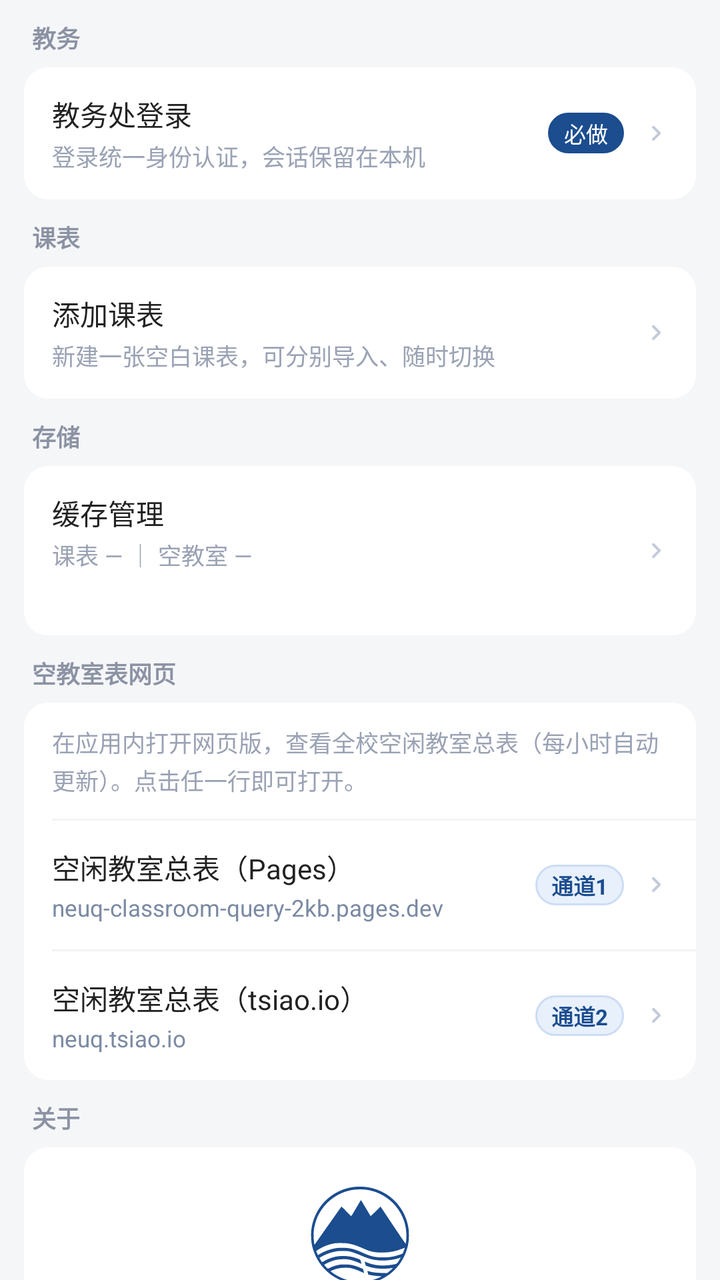
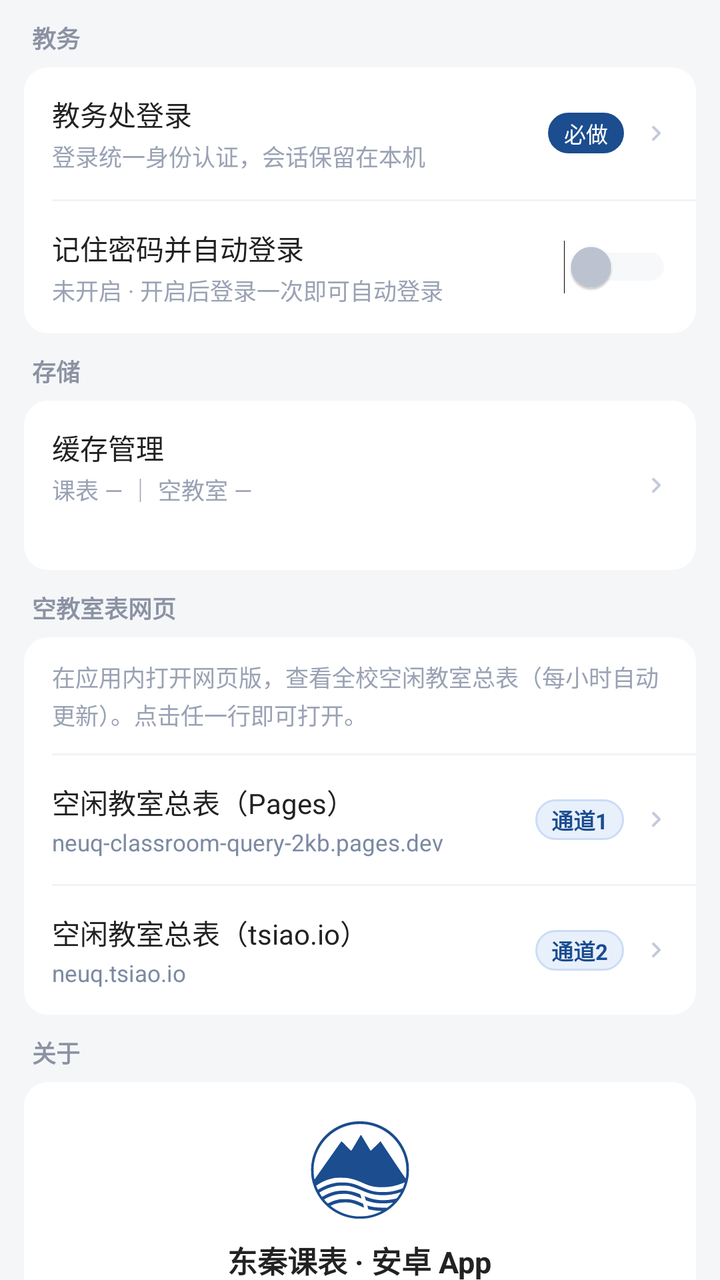

The first picture is an Android layout as it rendered before a commit; the second is the same layout after the commit. The layout source and the unified diff follow.
<!-- AndroidManifest.xml: application theme AppTheme -->
<!-- res/layout/page_more.xml -->
<?xml version="1.0" encoding="utf-8"?>
<ScrollView xmlns:android="http://schemas.android.com/apk/res/android"
    android:id="@+id/moreScroll"
    android:layout_width="match_parent"
    android:layout_height="match_parent"
    android:background="#f5f6f8"
    android:scrollbars="none">

    <LinearLayout
        android:layout_width="match_parent"
        android:layout_height="wrap_content"
        android:orientation="vertical"
        android:paddingStart="12dp"
        android:paddingEnd="12dp"
        android:paddingTop="10dp"
        android:paddingBottom="22dp">

        
        <TextView
            android:layout_width="wrap_content"
            android:layout_height="wrap_content"
            android:layout_marginStart="4dp"
            android:layout_marginBottom="6dp"
            android:text="教务"
            android:textSize="12sp"
            android:textColor="#8b92a3"
            android:textStyle="bold" />

        <LinearLayout
            android:layout_width="match_parent"
            android:layout_height="wrap_content"
            android:orientation="vertical"
            android:background="@drawable/card_bg"
            android:layout_marginBottom="10dp">

            <LinearLayout
                android:id="@+id/rowLogin"
                style="@style/MoreRow">

                <LinearLayout
                    android:layout_width="0dp"
                    android:layout_height="wrap_content"
                    android:layout_weight="1"
                    android:orientation="vertical">

                    <TextView
                        style="@style/MoreRowTitle"
                        android:text="教务处登录" />

                    <TextView
                        style="@style/MoreRowSub"
                        android:text="登录统一身份认证，会话保留在本机" />
                </LinearLayout>

                <TextView
                    android:id="@+id/badgeLogin"
                    style="@style/MoreBadge"
                    android:text="必做" />

                <TextView style="@style/MoreArrow" />
            </LinearLayout>
        </LinearLayout>

        
        <TextView
            android:layout_width="wrap_content"
            android:layout_height="wrap_content"
            android:layout_marginStart="4dp"
            android:layout_marginBottom="6dp"
            android:text="课表"
            android:textSize="12sp"
            android:textColor="#8b92a3"
            android:textStyle="bold" />

        <LinearLayout
            android:layout_width="match_parent"
            android:layout_height="wrap_content"
            android:orientation="vertical"
            android:background="@drawable/card_bg"
            android:layout_marginBottom="10dp">

            <LinearLayout
                android:id="@+id/rowAddSchedule"
                style="@style/MoreRow">

                <LinearLayout
                    android:layout_width="0dp"
                    android:layout_height="wrap_content"
                    android:layout_weight="1"
                    android:orientation="vertical">

                    <TextView
                        style="@style/MoreRowTitle"
                        android:text="添加课表" />

                    <TextView
                        android:id="@+id/subAddSchedule"
                        style="@style/MoreRowSub"
                        android:text="新建一张空白课表，可分别导入、随时切换" />
                </LinearLayout>

                <TextView style="@style/MoreArrow" />
            </LinearLayout>
        </LinearLayout>

        
        <TextView
            android:layout_width="wrap_content"
            android:layout_height="wrap_content"
            android:layout_marginStart="4dp"
            android:layout_marginBottom="6dp"
            android:text="存储"
            android:textSize="12sp"
            android:textColor="#8b92a3"
            android:textStyle="bold" />

        <LinearLayout
            android:layout_width="match_parent"
            android:layout_height="wrap_content"
            android:orientation="vertical"
            android:background="@drawable/card_bg"
            android:layout_marginBottom="10dp">

            <LinearLayout
                android:id="@+id/rowCache"
                style="@style/MoreRow">

                <LinearLayout
                    android:layout_width="0dp"
                    android:layout_height="wrap_content"
                    android:layout_weight="1"
                    android:orientation="vertical">

                    <TextView
                        style="@style/MoreRowTitle"
                        android:text="缓存管理" />

                    <TextView
                        android:id="@+id/subCache"
                        style="@style/MoreRowSub"
                        android:text="课表 — ｜ 空教室 —" />

                    
                    <TextView
                        android:id="@+id/subCacheTotal"
                        style="@style/MoreRowSub"
                        android:layout_marginTop="3dp"
                        android:text="" />
                </LinearLayout>

                <TextView style="@style/MoreArrow" />
            </LinearLayout>
        </LinearLayout>

        
        <TextView
            android:layout_width="wrap_content"
            android:layout_height="wrap_content"
            android:layout_marginStart="4dp"
            android:layout_marginBottom="6dp"
            android:text="空教室表网页"
            android:textSize="12sp"
            android:textColor="#8b92a3"
            android:textStyle="bold" />

        <LinearLayout
            android:layout_width="match_parent"
            android:layout_height="wrap_content"
            android:orientation="vertical"
            android:background="@drawable/card_bg"
            android:layout_marginBottom="10dp">

            <TextView
                android:layout_width="match_parent"
                android:layout_height="wrap_content"
                android:paddingStart="14dp"
                android:paddingEnd="14dp"
                android:paddingTop="11dp"
                android:paddingBottom="11dp"
                android:text="在应用内打开网页版，查看全校空闲教室总表（每小时自动更新）。点击任一行即可打开。"
                android:textSize="11.5sp"
                android:lineSpacingExtra="2dp"
                android:textColor="#9aa2b4" />

            <View style="@style/MoreDivider" />

            
            <LinearLayout
                android:id="@+id/rowChannel1"
                style="@style/MoreRow">

                <LinearLayout
                    android:layout_width="0dp"
                    android:layout_height="wrap_content"
                    android:layout_weight="1"
                    android:orientation="vertical">

                    <TextView
                        style="@style/MoreRowTitle"
                        android:text="空闲教室总表（Pages）" />

                    <TextView
                        style="@style/MoreRowLink"
                        android:text="neuq-classroom-query-2kb.pages.dev" />
                </LinearLayout>

                <TextView
                    style="@style/MoreChannel"
                    android:text="通道1" />

                <TextView style="@style/MoreArrow" />
            </LinearLayout>

            <View style="@style/MoreDivider" />

            
            <LinearLayout
                android:id="@+id/rowChannel2"
                style="@style/MoreRow">

                <LinearLayout
                    android:layout_width="0dp"
                    android:layout_height="wrap_content"
                    android:layout_weight="1"
                    android:orientation="vertical">

                    <TextView
                        style="@style/MoreRowTitle"
                        android:text="空闲教室总表（tsiao.io）" />

                    <TextView
                        style="@style/MoreRowLink"
                        android:text="neuq.tsiao.io" />
                </LinearLayout>

                <TextView
                    style="@style/MoreChannel"
                    android:text="通道2" />

                <TextView style="@style/MoreArrow" />
            </LinearLayout>
        </LinearLayout>

        
        <TextView
            android:layout_width="wrap_content"
            android:layout_height="wrap_content"
            android:layout_marginStart="4dp"
            android:layout_marginBottom="6dp"
            android:text="关于"
            android:textSize="12sp"
            android:textColor="#8b92a3"
            android:textStyle="bold" />

        <LinearLayout
            android:layout_width="match_parent"
            android:layout_height="wrap_content"
            android:orientation="vertical"
            android:background="@drawable/card_bg"
            android:layout_marginBottom="10dp">

            
            <LinearLayout
                android:layout_width="match_parent"
                android:layout_height="wrap_content"
                android:orientation="vertical"
                android:gravity="center_horizontal"
                android:paddingTop="18dp"
                android:paddingBottom="12dp">

                <ImageView
                    android:layout_width="52dp"
                    android:layout_height="52dp"
                    android:src="@drawable/ic_neuq_logo"
                    android:contentDescription="东北大学秦皇岛分校校徽" />

                <TextView
                    android:layout_width="wrap_content"
                    android:layout_height="wrap_content"
                    android:layout_marginTop="8dp"
                    android:text="东秦课表 · 安卓 App"
                    android:textSize="15sp"
                    android:textStyle="bold"
                    android:textColor="#222222" />

                <TextView
                    android:id="@+id/tvVersion"
                    android:layout_width="wrap_content"
                    android:layout_height="wrap_content"
                    android:layout_marginTop="2dp"
                    android:text="版本 —"
                    android:textSize="12sp"
                    android:textColor="#8b92a3" />

                <TextView
                    android:layout_width="match_parent"
                    android:layout_height="wrap_content"
                    android:layout_marginTop="10dp"
                    android:paddingStart="14dp"
                    android:paddingEnd="14dp"
                    android:text="东北大学秦皇岛分校课表与空闲教室速查工具。内置浏览器打开学校教务系统，登录一次后即可导入课表、查询空教室；所有数据都在你的手机本地读取和缓存，不经过任何第三方服务器。"
                    android:textSize="12sp"
                    android:lineSpacingExtra="3dp"
                    android:textColor="#6c7686" />
            </LinearLayout>

            <View style="@style/MoreDivider" />

            <LinearLayout
                android:id="@+id/rowAppRepo"
                style="@style/MoreRow">

                <LinearLayout
                    android:layout_width="0dp"
                    android:layout_height="wrap_content"
                    android:layout_weight="1"
                    android:orientation="vertical">

                    <TextView
                        style="@style/MoreRowTitle"
                        android:text="应用项目" />

                    <TextView
                        style="@style/MoreRowLink"
                        android:text="github.com/wy723161060/neuq-classroom-app" />
                </LinearLayout>

                <TextView style="@style/MoreArrow" />
            </LinearLayout>

            <View style="@style/MoreDivider" />

            <LinearLayout
                android:id="@+id/rowCopyDiag"
                style="@style/MoreRow">

                <LinearLayout
                    android:layout_width="0dp"
                    android:layout_height="wrap_content"
                    android:layout_weight="1"
                    android:orientation="vertical">

                    <TextView
                        style="@style/MoreRowTitle"
                        android:text="复制诊断信息" />

                    <TextView
                        style="@style/MoreRowSub"
                        android:text="版本、缓存状态等，反馈问题时一并提供" />
                </LinearLayout>

                <TextView style="@style/MoreArrow" />
            </LinearLayout>

            <View style="@style/MoreDivider" />

            <LinearLayout
                android:id="@+id/rowHowto"
                style="@style/MoreRow">

                <LinearLayout
                    android:layout_width="0dp"
                    android:layout_height="wrap_content"
                    android:layout_weight="1"
                    android:orientation="vertical">

                    <TextView
                        style="@style/MoreRowTitle"
                        android:text="使用说明" />

                    <TextView
                        style="@style/MoreRowSub"
                        android:text="怎么查空教室 / 导入课表 / 换学期" />
                </LinearLayout>

                <TextView style="@style/MoreArrow" />
            </LinearLayout>
        </LinearLayout>

        <TextView
            android:layout_width="match_parent"
            android:layout_height="wrap_content"
            android:layout_marginTop="6dp"
            android:gravity="center"
            android:lineSpacingExtra="2dp"
            android:text="非官方工具 · 数据取自教务系统实时查询\n请以教务系统实际结果为准"
            android:textSize="11sp"
            android:textColor="#a8afbd" />
    </LinearLayout>
</ScrollView>
<!-- resources referenced by this layout -->
<resources>
  <!-- drawable card_bg (drawable) -->
  <?xml version="1.0" encoding="utf-8"?>
  <shape xmlns:android="http://schemas.android.com/apk/res/android"
      android:shape="rectangle">
      <corners android:radius="12dp" />
      <solid android:color="#FFFFFF" />
  </shape>
  <style name="MoreArrow">
          <item name="android:layout_width">16dp</item>
          <item name="android:layout_height">16dp</item>
          <item name="android:background">@drawable/ic_more_arrow</item>
      </style>
  <style name="MoreBadge">
          <item name="android:layout_width">wrap_content</item>
          <item name="android:layout_height">wrap_content</item>
          <item name="android:layout_marginEnd">8dp</item>
          <item name="android:paddingStart">8dp</item>
          <item name="android:paddingEnd">8dp</item>
          <item name="android:paddingTop">2dp</item>
          <item name="android:paddingBottom">2dp</item>
          <item name="android:textSize">11sp</item>
          <item name="android:textColor">#FFFFFF</item>
          <item name="android:background">@drawable/badge_blue</item>
      </style>
  <style name="MoreDivider">
          <item name="android:layout_width">match_parent</item>
          <item name="android:layout_height">1dp</item>
          <item name="android:layout_marginStart">14dp</item>
          <item name="android:background">#F2F3F6</item>
      </style>
  <style name="MoreRowLink">
          <item name="android:layout_width">match_parent</item>
          <item name="android:layout_height">wrap_content</item>
          <item name="android:layout_marginTop">2dp</item>
          <item name="android:textSize">11.5sp</item>
          <item name="android:textColor">#7b8aa3</item>
      </style>
  <style name="MoreRowSub">
          <item name="android:layout_width">match_parent</item>
          <item name="android:layout_height">wrap_content</item>
          <item name="android:layout_marginTop">2dp</item>
          <item name="android:textSize">11.5sp</item>
          <item name="android:lineSpacingExtra">2dp</item>
          <item name="android:textColor">#9aa2b4</item>
      </style>
  <style name="MoreRowTitle">
          <item name="android:layout_width">wrap_content</item>
          <item name="android:layout_height">wrap_content</item>
          <item name="android:textSize">14sp</item>
          <item name="android:textColor">#222222</item>
      </style>
  <style name="AppTheme" parent="android:Theme.Material.Light.NoActionBar">
          <item name="android:statusBarColor">#ffffff</item>
          <item name="android:windowLightStatusBar">true</item>
      </style>
  <!-- drawable ic_more_arrow (drawable) -->
  <?xml version="1.0" encoding="utf-8"?>
  <vector xmlns:android="http://schemas.android.com/apk/res/android"
      android:width="16dp"
      android:height="16dp"
      android:viewportWidth="24"
      android:viewportHeight="24">
      <path
          android:fillColor="#C3CAD9"
          android:pathData="M9.29,6.71a1,1 0 0 0 0,1.41L13.17,12l-3.88,3.88a1,1 0 1 0 1.42,1.41l4.58,-4.58a1,1 0 0 0 0,-1.42l-4.58,-4.58a1,1 0 0 0 -1.42,0z" />
  </vector>
  <!-- drawable badge_blue (drawable) -->
  <?xml version="1.0" encoding="utf-8"?>
  <shape xmlns:android="http://schemas.android.com/apk/res/android"
      android:shape="rectangle">
      <corners android:radius="20dp" />
      <solid android:color="#1B4D8F" />
  </shape>
  <!-- drawable badge_channel (drawable) -->
  <?xml version="1.0" encoding="utf-8"?>
  <shape xmlns:android="http://schemas.android.com/apk/res/android"
      android:shape="rectangle">
      <solid android:color="#E8F0FC" />
      <corners android:radius="20dp" />
      <stroke
          android:width="1dp"
          android:color="#CBDCF5" />
  </shape>
  <!-- unchanged entries left out for length: 3 -->
</resources>

<!-- the commit's change to res/layout/page_more.xml (unified diff, before → after) -->
@@ -59,47 +59,36 @@
 
                 <TextView style="@style/MoreArrow" />
             </LinearLayout>
-        </LinearLayout>
-
-        
-        <TextView
-            android:layout_width="wrap_content"
-            android:layout_height="wrap_content"
-            android:layout_marginStart="4dp"
-            android:layout_marginBottom="6dp"
-            android:text="课表"
-            android:textSize="12sp"
-            android:textColor="#8b92a3"
-            android:textStyle="bold" />
-
-        <LinearLayout
-            android:layout_width="match_parent"
-            android:layout_height="wrap_content"
-            android:orientation="vertical"
-            android:background="@drawable/card_bg"
-            android:layout_marginBottom="10dp">
-
-            <LinearLayout
-                android:id="@+id/rowAddSchedule"
-                style="@style/MoreRow">
-
-                <LinearLayout
-                    android:layout_width="0dp"
-                    android:layout_height="wrap_content"
-                    android:layout_weight="1"
-                    android:orientation="vertical">
-
-                    <TextView
-                        style="@style/MoreRowTitle"
-                        android:text="添加课表" />
-
-                    <TextView
-                        android:id="@+id/subAddSchedule"
-                        style="@style/MoreRowSub"
-                        android:text="新建一张空白课表，可分别导入、随时切换" />
-                </LinearLayout>
-
-                <TextView style="@style/MoreArrow" />
+
+            <View style="@style/MoreDivider" />
+
+            
+            <LinearLayout
+                android:id="@+id/rowAutoLogin"
+                style="@style/MoreRow">
+
+                <LinearLayout
+                    android:layout_width="0dp"
+                    android:layout_height="wrap_content"
+                    android:layout_weight="1"
+                    android:orientation="vertical">
+
+                    <TextView
+                        style="@style/MoreRowTitle"
+                        android:text="记住密码并自动登录" />
+
+                    <TextView
+                        android:id="@+id/subAutoLogin"
+                        style="@style/MoreRowSub"
+                        android:text="未开启 · 开启后登录一次即可自动登录" />
+                </LinearLayout>
+
+                <Switch
+                    android:id="@+id/swAutoLogin"
+                    android:layout_width="wrap_content"
+                    android:layout_height="wrap_content"
+                    android:thumbTint="@color/sw_thumb"
+                    android:trackTint="@color/sw_track" />
             </LinearLayout>
         </LinearLayout>
 
